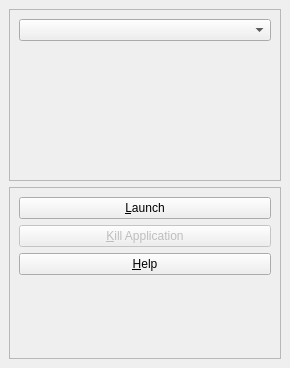
Above: ClusterControl/modules/ClusterLauncherBase.ui from patrickhartling/maestro before the change. Below: the same form after it.
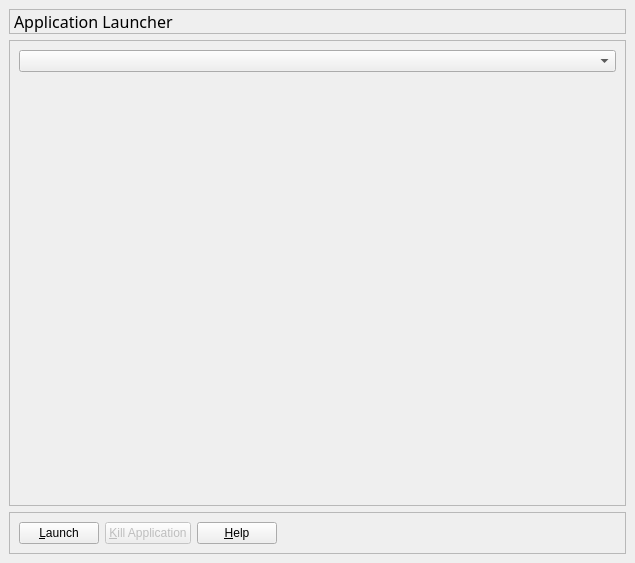
That is the form after the change.

The edit to the form file:
```diff
--- a/ClusterControl/modules/ClusterLauncherBase.ui
+++ b/ClusterControl/modules/ClusterLauncherBase.ui
@@ -8,8 +8,8 @@
    <rect>
     <x>0</x>
     <y>0</y>
-    <width>290</width>
-    <height>368</height>
+    <width>635</width>
+    <height>563</height>
    </rect>
   </property>
   <property name="windowTitle" >
@@ -23,7 +23,45 @@
     <number>6</number>
    </property>
    <item>
-    <widget class="QFrame" name="appFrame" >
+    <widget class="QLabel" name="mTitleLbl" >
+     <property name="font" >
+      <font>
+       <family>Sans Serif</family>
+       <pointsize>12</pointsize>
+       <weight>50</weight>
+       <italic>false</italic>
+       <bold>false</bold>
+       <underline>false</underline>
+       <strikeout>false</strikeout>
+      </font>
+     </property>
+     <property name="autoFillBackground" >
+      <bool>true</bool>
+     </property>
+     <property name="frameShape" >
+      <enum>QFrame::StyledPanel</enum>
+     </property>
+     <property name="frameShadow" >
+      <enum>QFrame::Sunken</enum>
+     </property>
+     <property name="lineWidth" >
+      <number>2</number>
+     </property>
+     <property name="text" >
+      <string>Application Launcher</string>
+     </property>
+    </widget>
+   </item>
+   <item>
+    <widget class="QFrame" name="mAppFrame" >
+     <property name="sizePolicy" >
+      <sizepolicy>
+       <hsizetype>5</hsizetype>
+       <vsizetype>5</vsizetype>
+       <horstretch>0</horstretch>
+       <verstretch>1</verstretch>
+      </sizepolicy>
+     </property>
      <property name="frameShape" >
       <enum>QFrame::StyledPanel</enum>
      </property>
@@ -64,7 +102,7 @@
      <property name="frameShadow" >
       <enum>QFrame::Raised</enum>
      </property>
-     <layout class="QVBoxLayout" >
+     <layout class="QHBoxLayout" >
       <property name="margin" >
        <number>9</number>
       </property>
@@ -90,6 +128,14 @@
       </item>
       <item>
        <widget class="QPushButton" name="helpButton" >
+        <property name="sizePolicy" >
+         <sizepolicy>
+          <hsizetype>1</hsizetype>
+          <vsizetype>0</vsizetype>
+          <horstretch>0</horstretch>
+          <verstretch>0</verstretch>
+         </sizepolicy>
+        </property>
         <property name="text" >
          <string>&amp;Help</string>
         </property>
@@ -98,12 +144,12 @@
       <item>
        <spacer>
         <property name="orientation" >
-         <enum>Qt::Vertical</enum>
+         <enum>Qt::Horizontal</enum>
         </property>
         <property name="sizeHint" >
          <size>
-          <width>20</width>
-          <height>40</height>
+          <width>40</width>
+          <height>20</height>
          </size>
         </property>
        </spacer>
```
Left out of the diff: 4 changed lines with no effect on the pictures.
